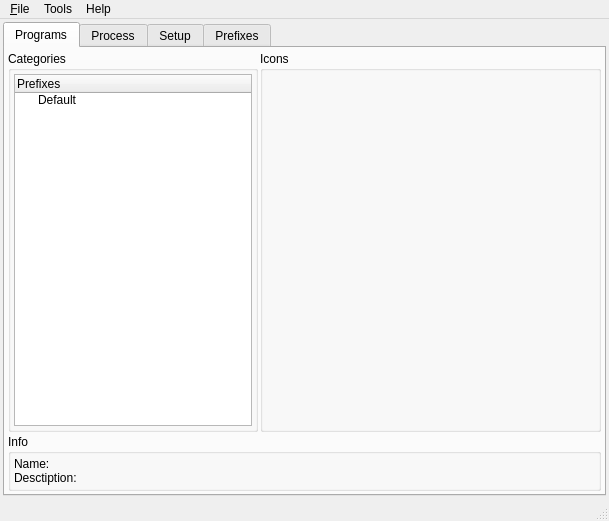
The window that src/uis/MainWindow.ui (brezerk/q4wine) describes before a commit, drawn with Qt 5.
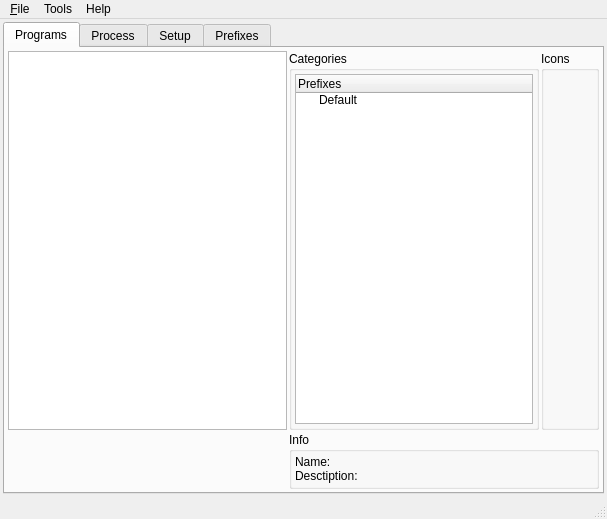
The same window after the commit. Icons and pictures are not drawn.

```diff
--- a/src/uis/MainWindow.ui
+++ b/src/uis/MainWindow.ui
@@ -7,8 +7,8 @@
    <rect>
     <x>0</x>
     <y>0</y>
-    <width>609</width>
-    <height>521</height>
+    <width>607</width>
+    <height>519</height>
    </rect>
   </property>
   <property name="windowTitle">
@@ -30,14 +30,14 @@
         <string>Programs</string>
        </attribute>
        <layout class="QGridLayout" name="gridLayout_2">
-        <item row="0" column="1">
+        <item row="0" column="2">
          <widget class="QGroupBox" name="gbIcons">
           <property name="title">
            <string>Icons</string>
           </property>
          </widget>
         </item>
-        <item row="1" column="0" colspan="2">
+        <item row="1" column="1" colspan="2">
          <widget class="QGroupBox" name="gbInfo">
           <property name="title">
            <string>Info</string>
@@ -53,7 +53,7 @@
           </layout>
          </widget>
         </item>
-        <item row="0" column="0">
+        <item row="0" column="1">
          <widget class="QGroupBox" name="gbCategoryes">
           <property name="minimumSize">
            <size>
@@ -97,6 +97,19 @@
           </layout>
          </widget>
         </item>
+        <item row="0" column="0">
+         <widget class="QListWidget" name="listWidget">
+          <property name="dragEnabled">
+           <bool>true</bool>
+          </property>
+          <property name="dragDropOverwriteMode">
+           <bool>true</bool>
+          </property>
+          <property name="dragDropMode">
+           <enum>QAbstractItemView::InternalMove</enum>
+          </property>
+         </widget>
+        </item>
        </layout>
       </widget>
       <widget class="QWidget" name="tab_2">
@@ -404,7 +417,7 @@
     <rect>
      <x>0</x>
      <y>0</y>
-     <width>609</width>
+     <width>607</width>
      <height>23</height>
     </rect>
    </property>
```
